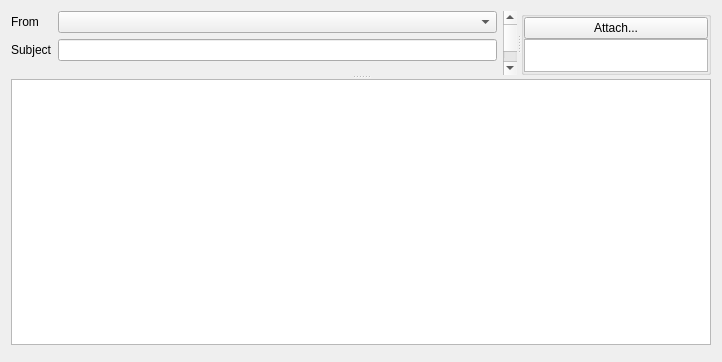
jktjkt/trojita, file src/Gui/ComposeWidget.ui: the form before one commit.
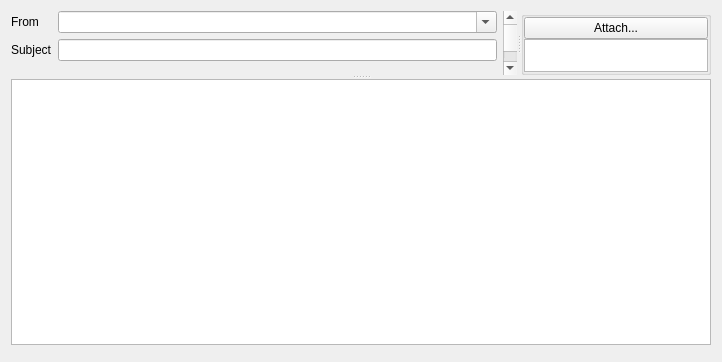
The form after the commit. Custom widgets are drawn as their Qt base class.

Commit message:
Sender address is editable.
Free form editing of the FromAddress is possible, and saving/loading drafts
with a custom FromAddress works.

A huge thanks to Stephan Platz (paalsteek) for his patch. This commit is built
upon that very patch.

Diff of the .ui file:
```diff
--- a/src/Gui/ComposeWidget.ui
+++ b/src/Gui/ComposeWidget.ui
@@ -66,6 +66,12 @@
               <verstretch>0</verstretch>
              </sizepolicy>
             </property>
+            <property name="editable">
+             <bool>true</bool>
+            </property>
+            <property name="insertPolicy">
+             <enum>QComboBox::NoInsert</enum>
+            </property>
            </widget>
           </item>
           <item row="1" column="0">
```
The commit also changes 2 other files.
